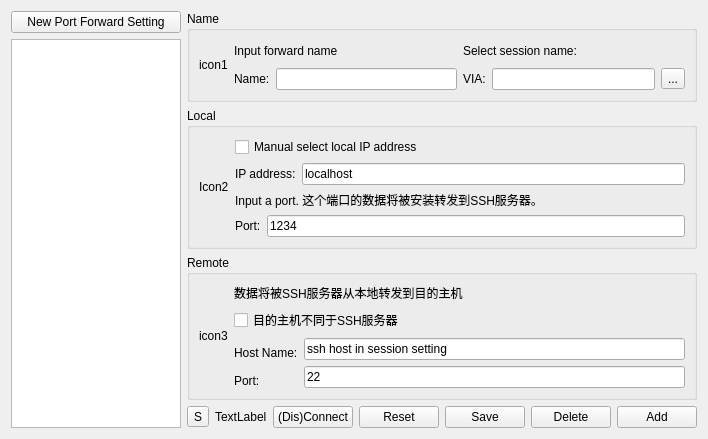
The window that src/ui/forwardmanager.ui (kitech/nullfxp) describes before a commit, drawn with Qt 5.
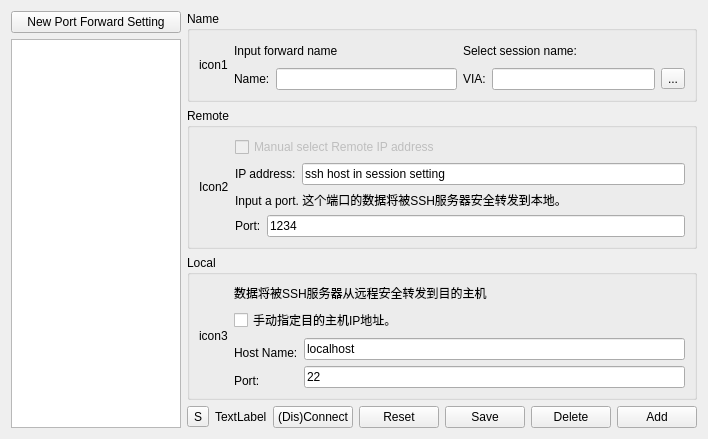
The same window after the commit.

The edit to the form file:
```diff
--- a/src/ui/forwardmanager.ui
+++ b/src/ui/forwardmanager.ui
@@ -113,7 +113,7 @@
      <item>
       <widget class="QGroupBox" name="groupBox_2">
        <property name="title">
-        <string>Local</string>
+        <string>Remote</string>
        </property>
        <layout class="QHBoxLayout" name="horizontalLayout_5">
         <item>
@@ -127,8 +127,11 @@
          <layout class="QVBoxLayout" name="verticalLayout_2">
           <item>
            <widget class="QCheckBox" name="checkBox">
+            <property name="enabled">
+             <bool>false</bool>
+            </property>
             <property name="text">
-             <string>Manual select local IP address</string>
+             <string>Manual select Remote IP address</string>
             </property>
            </widget>
           </item>
@@ -144,7 +147,7 @@
             <item>
              <widget class="QLineEdit" name="lineEdit_2">
               <property name="text">
-               <string>localhost</string>
+               <string>ssh host in session setting</string>
               </property>
               <property name="readOnly">
                <bool>true</bool>
@@ -156,7 +159,7 @@
           <item>
            <widget class="QLabel" name="label_6">
             <property name="text">
-             <string>Input a port. 这个端口的数据将被安装转发到SSH服务器。</string>
+             <string>Input a port. 这个端口的数据将被SSH服务器安全转发到本地。</string>
             </property>
            </widget>
           </item>
@@ -186,7 +189,7 @@
      <item>
       <widget class="QGroupBox" name="groupBox_3">
        <property name="title">
-        <string>Remote</string>
+        <string>Local</string>
        </property>
        <layout class="QHBoxLayout" name="horizontalLayout_6">
         <item>
@@ -201,14 +204,14 @@
           <item>
            <widget class="QLabel" name="label_9">
             <property name="text">
-             <string>数据将被SSH服务器从本地转发到目的主机</string>
+             <string>数据将被SSH服务器从远程安全转发到目的主机</string>
             </property>
            </widget>
           </item>
           <item>
            <widget class="QCheckBox" name="checkBox_2">
             <property name="text">
-             <string>目的主机不同于SSH服务器</string>
+             <string>手动指定目的主机IP地址。</string>
             </property>
            </widget>
           </item>
@@ -224,7 +227,7 @@
             <item row="0" column="1">
              <widget class="QLineEdit" name="lineEdit_4">
               <property name="text">
-               <string>ssh host in session setting</string>
+               <string>localhost</string>
               </property>
               <property name="readOnly">
                <bool>true</bool>
```
